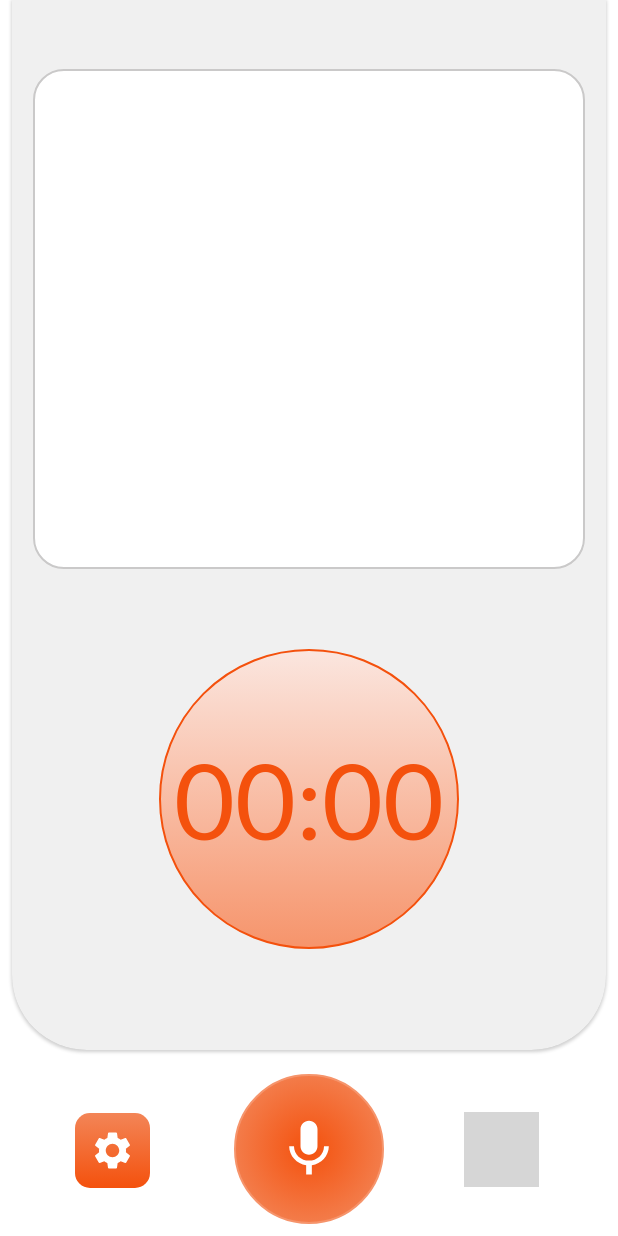
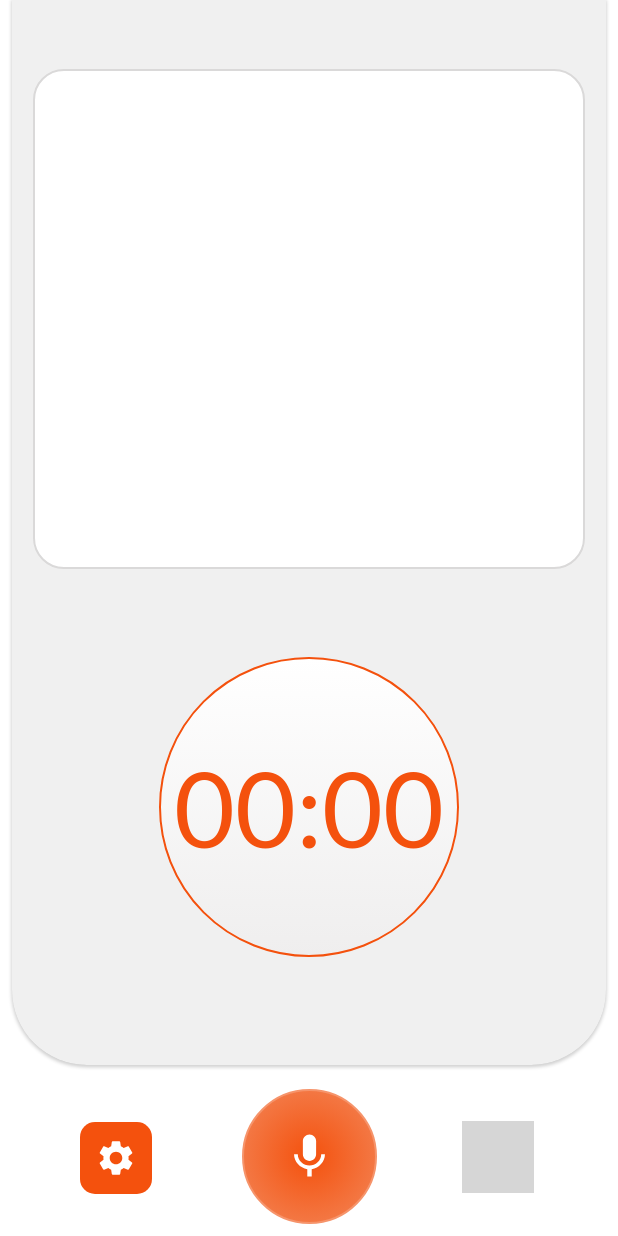
Before and after one commit to DrTim105/Audio-Journal-App, an Android app: the screen it shows after launch (MainActivity), on a phone screen of 412 x 824 dp. Run offline under Robolectric (Android 15) with nearby library versions, the phone set to English and light mode, and no system bars; libraries missing offline, so code that uses them is left out: com.astuetz; grey boxes are pictures that could not be loaded.

Commit message:
updated design; added journalling prompts; new TypeWriter.kt class

```diff
--- a/app/src/main/java/com/salihutimothy/myaudiojournalapp/fragments/RecordFragment.kt
+++ b/app/src/main/java/com/salihutimothy/myaudiojournalapp/fragments/RecordFragment.kt
@@ -1,12 +1,10 @@
 package com.salihutimothy.myaudiojournalapp.fragments
 
 import android.Manifest
-import android.annotation.SuppressLint
 import android.app.AlertDialog
 import android.content.ContentValues
 import android.content.Intent
 import android.content.pm.PackageManager
-import android.hardware.camera2.CameraAccessException
 import android.net.Uri
 import android.os.Build
 import android.os.Bundle
@@ -28,10 +26,10 @@ import androidx.fragment.app.Fragment
 import androidx.navigation.NavController
 import androidx.navigation.Navigation
 import com.salihutimothy.myaudiojournalapp.R
-import com.salihutimothy.myaudiojournalapp.WaveformView
+import com.salihutimothy.myaudiojournalapp.views.WaveformView
 import com.salihutimothy.myaudiojournalapp.services.RecordingService
 import com.salihutimothy.myaudiojournalapp.services.RecordingService.Companion.maxAmplitude
-import java.io.File
+import com.salihutimothy.myaudiojournalapp.views.Typewriter
 import java.util.*
 import kotlin.math.roundToInt
 
@@ -44,6 +42,7 @@ class RecordFragment : Fragment() {
     private lateinit var pauseButton: ImageButton
     private lateinit var listButton: ImageButton
     private lateinit var waveformView: WaveformView
+    private lateinit var journalPrompt: Typewriter
     private lateinit var timer: Timer
     private lateinit var progressBar: ProgressBar
 
@@ -91,6 +90,7 @@ class RecordFragment : Fragment() {
         listButton = view.findViewById(R.id.btnList) as ImageButton
         recordButton = view.findViewById(R.id.btnRecord) as ImageButton
         waveformView = view.findViewById(R.id.waveformView) as WaveformView
+        journalPrompt = view.findViewById(R.id.journalTxt) as Typewriter
         progressBar = view.findViewById(R.id.recordProgressBar) as ProgressBar
         navController = Navigation.findNavController(view)
 
@@ -98,6 +98,7 @@ class RecordFragment : Fragment() {
 //        recordButton.colorPressed = resources.getColor(R.color.background_tab_pressed)
 
         recordButton.setOnClickListener {
+            journalPrompt.text = ""
             onRecord(mStartRecording)
         }
 
@@ -107,6 +108,11 @@ class RecordFragment : Fragment() {
 
         pauseButton.setOnClickListener {
             AppCompatDelegate.setDefaultNightMode(AppCompatDelegate.MODE_NIGHT_YES)
+        }
+
+        progressBar.setOnClickListener {
+            journalPrompt.setCharacterDelay(70)
+            journalPrompt.animateText("What are three things you are grateful for today? ^-^ \uD83D\uDE0A")
         }
 
     }
--- /dev/null
+++ b/app/src/main/java/com/salihutimothy/myaudiojournalapp/views/TypeWriter.kt
@@ -0,0 +1,38 @@
+package com.salihutimothy.myaudiojournalapp.views
+
+import android.content.Context
+import android.os.Handler
+import android.util.AttributeSet
+import android.widget.TextView
+
+
+class Typewriter : androidx.appcompat.widget.AppCompatTextView {
+    private var mText: CharSequence? = null
+    private var mIndex = 0
+    private var mDelay: Long = 500 //Default 500ms delay
+
+    constructor(context: Context?) : super(context!!) {}
+    constructor(context: Context?, attrs: AttributeSet?) : super(context!!, attrs) {}
+
+    private val mHandler: Handler = Handler()
+    private val characterAdder: Runnable = object : Runnable {
+        override fun run() {
+            text = mText!!.subSequence(0, mIndex++)
+            if (mIndex <= mText!!.length) {
+                mHandler.postDelayed(this, mDelay)
+            }
+        }
+    }
+
+    fun animateText(text: CharSequence?) {
+        mText = text
+        mIndex = 0
+        setText("")
+        mHandler.removeCallbacks(characterAdder)
+        mHandler.postDelayed(characterAdder, mDelay)
+    }
+
+    fun setCharacterDelay(millis: Long) {
+        mDelay = millis
+    }
+}
--- a/app/src/main/java/com/salihutimothy/myaudiojournalapp/WaveformView.kt
+++ b/app/src/main/java/com/salihutimothy/myaudiojournalapp/views/WaveformView.kt
@@ -1,4 +1,4 @@
-package com.salihutimothy.myaudiojournalapp
+package com.salihutimothy.myaudiojournalapp.views
 
 import android.content.Context
 import android.graphics.Canvas
--- a/app/src/main/res/drawable/button_bg.xml
+++ b/app/src/main/res/drawable/button_bg.xml
@@ -1,15 +1,10 @@
 <?xml version="1.0" encoding="utf-8"?>
-<selector xmlns:android="http://schemas.android.com/apk/res/android">
-
-    <item android:state_pressed="true" >
-        <shape android:shape="oval">
-            <solid
-                android:color="#ffffff" />
-            <stroke
-                android:width="1dp"
-                android:color="#f4510d" />
-            <corners
-                android:radius="3dp" />
+<ripple xmlns:android="http://schemas.android.com/apk/res/android"
+    android:color="@android:color/darker_gray">
+    <item android:id="@android:id/mask">
+        <shape android:shape="rectangle">
+            <solid android:color="#434343" />
+            <corners android:radius="10dp" />
             <padding
                 android:left="10dp"
                 android:top="10dp"
@@ -18,18 +13,14 @@
         </shape>
     </item>
 
-    <item>
-        <shape android:shape="oval">
+    <item android:id="@android:id/background">
+        <shape android:shape="rectangle">
             <gradient
-                android:startColor="#F6946B"
+                android:angle="90"
                 android:endColor="#f4510d"
-                android:angle="270" />
-
-            <stroke
-                android:width="1dp"
-                android:color="#f4510d" />
-            <corners
-                android:radius="4dp" />
+                android:startColor="#f4510d"
+                android:type="linear" />
+            <corners android:radius="10dp" />
             <padding
                 android:left="10dp"
                 android:top="10dp"
@@ -37,5 +28,46 @@
                 android:bottom="10dp" />
         </shape>
     </item>
+</ripple>
 
-</selector>
+<!--<?xml version="1.0" encoding="utf-8"?>-->
+<!--<selector xmlns:android="http://schemas.android.com/apk/res/android">-->
+
+<!--    <item android:state_pressed="true" >-->
+<!--        <shape android:shape="oval">-->
+<!--            <solid-->
+<!--                android:color="#ffffff" />-->
+<!--            <stroke-->
+<!--                android:width="1dp"-->
+<!--                android:color="#f4510d" />-->
+<!--            <corners-->
+<!--                android:radius="3dp" />-->
+<!--            <padding-->
+<!--                android:left="10dp"-->
+<!--                android:top="10dp"-->
+<!--                android:right="10dp"-->
+<!--                android:bottom="10dp" />-->
+<!--        </shape>-->
+<!--    </item>-->
+
+<!--    <item>-->
+<!--        <shape android:shape="oval">-->
+<!--            <gradient-->
+<!--                android:startColor="#F6946B"-->
+<!--                android:endColor="#f4510d"-->
+<!--                android:angle="270" />-->
+
+<!--            <stroke-->
+<!--                android:width="1dp"-->
+<!--                android:color="#f4510d" />-->
+<!--            <corners-->
+<!--                android:radius="4dp" />-->
+<!--            <padding-->
+<!--                android:left="10dp"-->
+<!--                android:top="10dp"-->
+<!--                android:right="10dp"-->
+<!--                android:bottom="10dp" />-->
+<!--        </shape>-->
+<!--    </item>-->
+
+<!--</selector>-->
--- a/app/src/main/res/drawable/button_bg2.xml
+++ b/app/src/main/res/drawable/button_bg2.xml
@@ -21,12 +21,14 @@
 
     <item>
         <shape>
-            <gradient
-                android:startColor="#F38557"
-                android:endColor="#f4510d"
-                android:angle="270" />
+<!--            <gradient-->
+<!--                android:startColor="#F38557"-->
+<!--                android:endColor="#f4510d"-->
+<!--                android:angle="270" />-->
 
 <!--            android:startColor="#FADACF"-->
+
+            <solid android:color="#f4510d"/>
 
 <!--                        <stroke-->
 <!--                android:width="1dp"-->
--- /dev/null
+++ b/app/src/main/res/drawable/ic_mic1.xml
@@ -0,0 +1,5 @@
+<vector android:height="24dp" android:tint="@color/whitee"
+    android:viewportHeight="24" android:viewportWidth="24"
+    android:width="24dp" xmlns:android="http://schemas.android.com/apk/res/android">
+    <path android:fillColor="@android:color/white" android:pathData="M12,14c1.66,0 2.99,-1.34 2.99,-3L15,5c0,-1.66 -1.34,-3 -3,-3S9,3.34 9,5v6c0,1.66 1.34,3 3,3zM10.8,4.9c0,-0.66 0.54,-1.2 1.2,-1.2 0.66,0 1.2,0.54 1.2,1.2l-0.01,6.2c0,0.66 -0.53,1.2 -1.19,1.2 -0.66,0 -1.2,-0.54 -1.2,-1.2L10.8,4.9zM17.3,11c0,3 -2.54,5.1 -5.3,5.1S6.7,14 6.7,11L5,11c0,3.41 2.72,6.23 6,6.72L11,21h2v-3.28c3.28,-0.48 6,-3.3 6,-6.72h-1.7z"/>
+</vector>
--- a/app/src/main/res/drawable/wave_bg.xml
+++ b/app/src/main/res/drawable/wave_bg.xml
@@ -21,7 +21,7 @@
             <solid android:color="@color/whitee" />
             <size android:width="80dp" android:height="80dp" />
 
-            <stroke android:width="1dp" android:color="#CAC9C9" />
+            <stroke android:width="1dp" android:color="@color/wave" />
 
             <corners android:radius="20dp" />
 
--- a/app/src/main/res/layout/fragment_rec.xml
+++ b/app/src/main/res/layout/fragment_rec.xml
@@ -1,15 +1,13 @@
 <?xml version="1.0" encoding="utf-8"?>
 <androidx.constraintlayout.widget.ConstraintLayout xmlns:android="http://schemas.android.com/apk/res/android"
     xmlns:app="http://schemas.android.com/apk/res-auto"
-    xmlns:tools="http://schemas.android.com/tools"
     android:layout_width="match_parent"
-    android:layout_height="match_parent"
-    >
+    android:layout_height="match_parent">
 
     <ImageButton
         android:id="@+id/btnRecord"
-        android:layout_width="100dp"
-        android:layout_height="100dp"
+        android:layout_width="90dp"
+        android:layout_height="90dp"
         android:layout_marginBottom="8dp"
         android:background="@drawable/button_bg_orange"
         android:padding="27dp"
@@ -24,8 +22,8 @@
         style="@style/CustomCardViewStyle"
         android:layout_width="0dp"
         android:layout_height="0dp"
+        android:layout_marginHorizontal="8dp"
         android:layout_marginBottom="16dp"
-        android:layout_marginHorizontal="8dp"
         app:cardBackgroundColor="?attr/colorAccent"
         app:layout_constraintBottom_toTopOf="@+id/btnRecord"
         app:layout_constraintEnd_toEndOf="parent"
@@ -36,15 +34,33 @@
             android:layout_width="wrap_content"
             android:layout_height="match_parent">
 
-            <com.salihutimothy.myaudiojournalapp.WaveformView
-                android:id="@+id/waveformView"
-                android:layout_width="match_parent"
-                android:layout_height="500px"
+            <RelativeLayout
+                android:id="@+id/relativeLayout"
+                android:layout_width="wrap_content"
+                android:layout_height="wrap_content"
                 android:layout_marginTop="32dp"
-                android:background="@drawable/wave_bg"
                 app:layout_constraintEnd_toEndOf="parent"
                 app:layout_constraintStart_toStartOf="parent"
-                app:layout_constraintTop_toTopOf="parent" />
+                app:layout_constraintTop_toTopOf="parent">
+
+                <com.salihutimothy.myaudiojournalapp.views.WaveformView
+                    android:id="@+id/waveformView"
+                    android:layout_width="match_parent"
+                    android:layout_height="500px"
+                    android:background="@drawable/wave_bg" />
+
+                <com.salihutimothy.myaudiojournalapp.views.Typewriter
+                    android:id="@+id/journalTxt"
+                    android:layout_width="match_parent"
+                    android:layout_height="wrap_content"
+                    android:fontFamily="@font/lato_bold"
+                    android:layout_centerVertical="true"
+                    android:layout_margin="10dp"
+                    android:text=""
+                    android:textSize="18sp" />
+
+            </RelativeLayout>
+
 
             <ProgressBar
                 android:id="@+id/recordProgressBar"
@@ -54,19 +70,19 @@
                 android:indeterminate="false"
                 android:max="100"
                 android:progress="0"
-                android:progressDrawable="@drawable/record_progress_bar_stop"
+                android:progressDrawable="@drawable/button_bg_red2"
                 app:layout_constraintBottom_toBottomOf="parent"
                 app:layout_constraintEnd_toEndOf="parent"
                 app:layout_constraintStart_toStartOf="parent"
-                app:layout_constraintTop_toBottomOf="@+id/waveformView" />
+                app:layout_constraintTop_toBottomOf="@+id/relativeLayout" />
 
             <Chronometer
                 android:id="@+id/chronometer"
                 android:layout_width="wrap_content"
                 android:layout_height="wrap_content"
                 android:fontFamily="@font/lato"
+                android:textColor="#f4510d"
                 android:textSize="70sp"
-                android:textColor="#f4510d"
                 app:layout_constraintBottom_toBottomOf="@+id/recordProgressBar"
                 app:layout_constraintEnd_toEndOf="@+id/recordProgressBar"
                 app:layout_constraintStart_toStartOf="@+id/recordProgressBar"
@@ -78,9 +94,9 @@
 
     <ImageButton
         android:id="@+id/btnPause"
-        android:layout_width="50dp"
-        android:layout_height="50dp"
-        android:background="@drawable/button_bg2"
+        android:layout_width="48dp"
+        android:layout_height="48dp"
+        android:background="@drawable/button_bg"
         android:fontFamily="sans-serif-condensed"
         android:scaleType="fitCenter"
         android:src="@drawable/ic_setting"
@@ -93,9 +109,9 @@
 
     <ImageButton
         android:id="@+id/btnList"
-        android:layout_width="50dp"
-        android:layout_height="50dp"
-        android:background="@drawable/button_bg2"
+        android:layout_width="48dp"
+        android:layout_height="48dp"
+        android:background="@drawable/button_bg"
         android:fontFamily="sans-serif-condensed"
         android:scaleType="fitCenter"
         android:src="@drawable/ic_list1"
@@ -111,10 +127,10 @@
         android:layout_marginTop="8dp"
         android:layout_marginBottom="8dp"
         android:fontFamily="@font/manrope"
-        android:visibility="invisible"
         android:text="skjdfkjskdfjakjfjasjfiwaermdnf d"
         android:textSize="18sp"
         android:textStyle="bold"
+        android:visibility="invisible"
         app:layout_constraintBottom_toTopOf="@+id/btnRecord"
         app:layout_constraintEnd_toEndOf="parent"
         app:layout_constraintStart_toStartOf="parent"
--- a/app/src/main/res/layout/fragment_record.xml
+++ b/app/src/main/res/layout/fragment_record.xml
@@ -28,7 +28,7 @@
         android:background="@drawable/layout_bg2"
         android:padding="10dp">
 
-        <com.salihutimothy.myaudiojournalapp.WaveformView
+        <com.salihutimothy.myaudiojournalapp.views.WaveformView
             android:id="@+id/waveformView"
             android:layout_width="match_parent"
             android:layout_height="500px"
--- a/app/src/main/res/values-night/colors.xml
+++ b/app/src/main/res/values-night/colors.xml
@@ -16,5 +16,6 @@
     <color name="whitee">#FF000000</color>
     <color name="accent">#FF000000</color>
     <color name="base">#434343</color>
+    <color name="wave">#434343</color>
 
 </resources>
--- a/app/src/main/res/values/colors.xml
+++ b/app/src/main/res/values/colors.xml
@@ -16,7 +16,9 @@
 
     <color name="whitee">#FFFFFFFF</color>
     <color name="base">#FFFFFFFF</color>
-    <color name="accent">#F0F0F0</color>
+    <color name="accent">#EFEEEE</color>
+<!--    <color name="wave">#F6946B</color>-->
+    <color name="wave">#DAD9D9</color>
 
 
 </resources>
```
